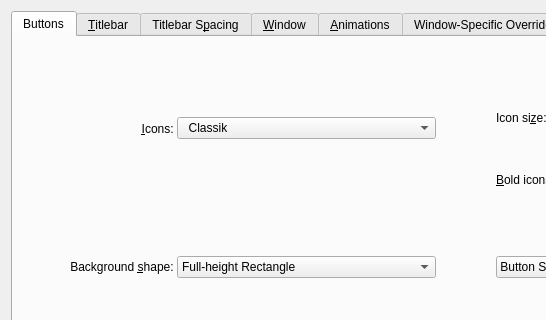
Above: kdecoration/config/ui/breezeconfigurationui.ui from KDE/breeze before the change; both pictures show x 0 to 546 and y 0 to 320 of the 769 by 645 pixel window. Below: the same form after it.
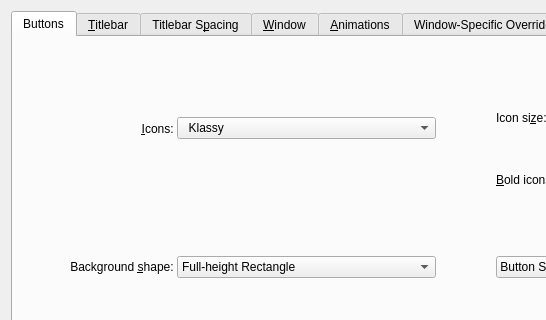
That is the form after the change. Icons and pictures are not drawn. Custom widgets are drawn as their Qt base class.

Commit message: Also rebrand Classik icon theme to Klassy

```diff
--- a/kdecoration/config/ui/breezeconfigurationui.ui
+++ b/kdecoration/config/ui/breezeconfigurationui.ui
@@ -657,7 +657,7 @@
            </property>
            <item>
             <property name="text">
-             <string>  Classik</string>
+             <string>  Klassy</string>
             </property>
             <property name="icon">
              <iconset resource="klassydecoration_config.qrc">
```
Left out of the diff: 2 changed lines with no effect on the pictures. The commit also changes 9 other files.
